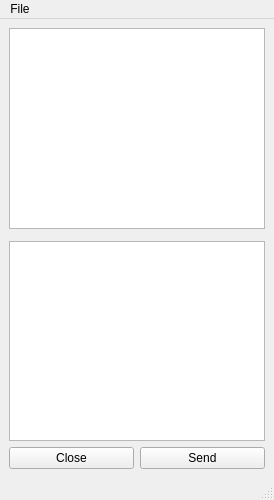
Qt form ServiceChat/chatwindow.ui (124327288/ChatClient) before a commit.
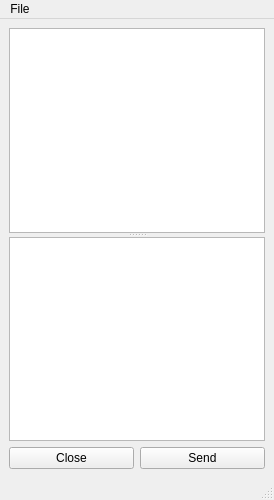
The same form after that commit.

```diff
--- a/ServiceChat/chatwindow.ui
+++ b/ServiceChat/chatwindow.ui
@@ -16,21 +16,14 @@
   <widget class="QWidget" name="centralwidget">
    <layout class="QVBoxLayout" name="verticalLayout">
     <item>
-     <widget class="QListView" name="listView"/>
-    </item>
-    <item>
-     <widget class="QFrame" name="frame">
-      <property name="frameShape">
-       <enum>QFrame::StyledPanel</enum>
+     <widget class="QSplitter" name="splitter">
+      <property name="orientation">
+       <enum>Qt::Vertical</enum>
       </property>
-      <property name="frameShadow">
-       <enum>QFrame::Raised</enum>
-      </property>
+      <widget class="QTextBrowser" name="textBrowser"/>
+      <widget class="QTextEdit" name="textEdit"/>
      </widget>
     </item>
-    <item>
-     <widget class="QTextEdit" name="textEdit"/>
-    </item>
     <item>
      <layout class="QHBoxLayout" name="horizontalLayout">
       <item>
```
